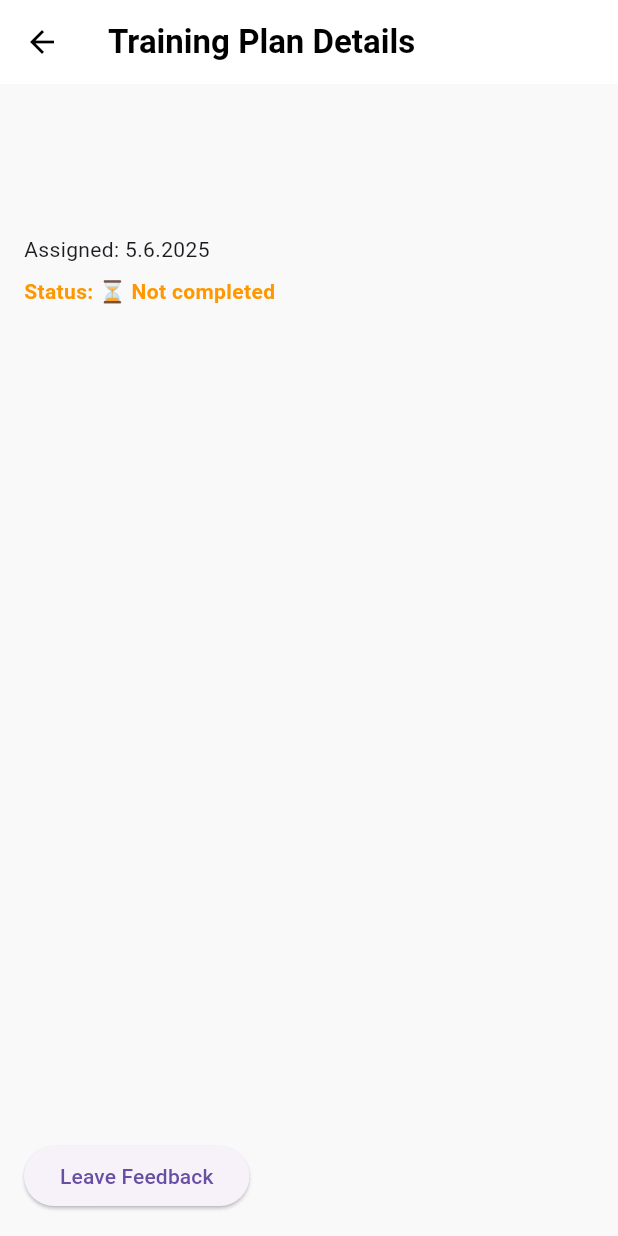
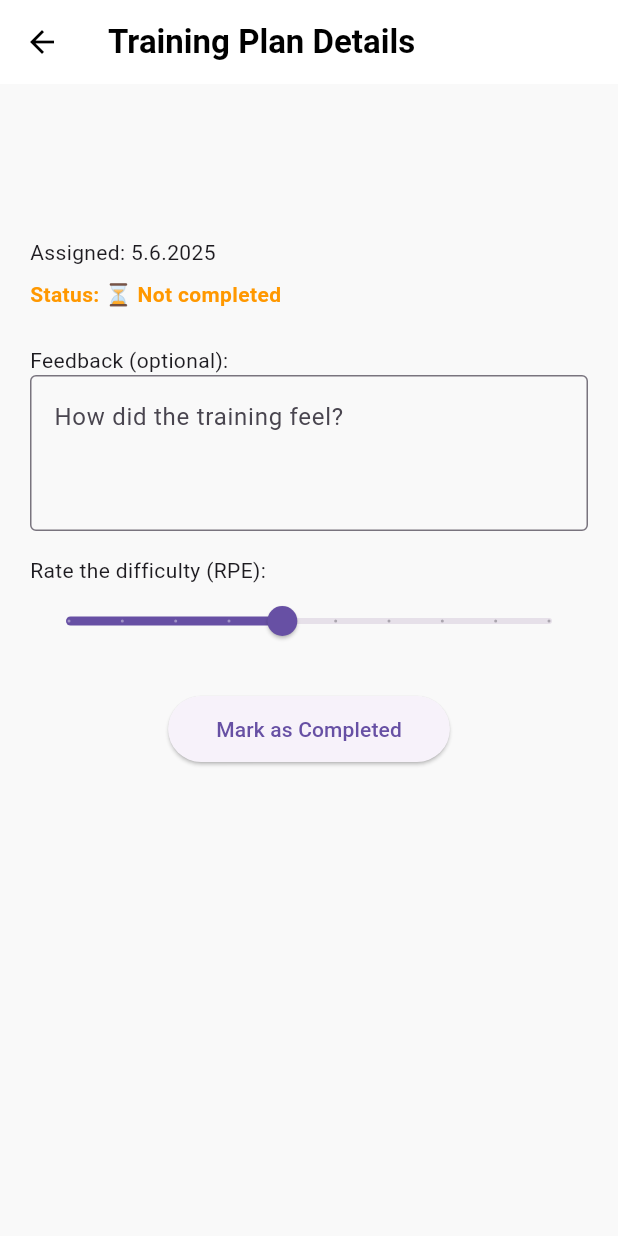
Before and after one commit to Zivadinhoo/SyncRun, a Flutter app: the TrainingDayScreen screen opened directly with empty values, on a phone screen of 412 x 824 dp. Run offline on Flutter 3.47's test engine with Material 3 defaults, Android fonts, the phone set to English and light mode, and no system bars; our stand-ins replace flutter_riverpod, flutter_secure_storage, shared_preferences; accounts and stored records are empty; network calls fail.

Commit message:
🎯 Frontend update: training completion + refresh logic

```diff
--- a/frontend/lib/features/athelete/screens/training_day_screen.dart
+++ b/frontend/lib/features/athelete/screens/training_day_screen.dart
@@ -1,10 +1,15 @@
+import 'dart:convert';
+
 import 'package:flutter/material.dart';
+import 'package:frontend/features/athelete/services/assigned_plans_service.dart';
+import 'package:intl/intl.dart';
 
-class TrainingDayScreen extends StatelessWidget {
+class TrainingDayScreen extends StatefulWidget {
   final String planName;
   final String planDescription;
   final DateTime assignedAt;
   final bool isCompleted;
+  final int assignedPlanId;
 
   const TrainingDayScreen({
     super.key,
@@ -12,37 +17,82 @@ class TrainingDayScreen extends StatelessWidget {
     required this.planDescription,
     required this.assignedAt,
     required this.isCompleted,
+    required this.assignedPlanId,
   });
 
   @override
+  State<TrainingDayScreen> createState() =>
+      _TrainingDayScreenState();
+}
+
+class _TrainingDayScreenState
+    extends State<TrainingDayScreen> {
+  bool isCompleted = false;
+  final TextEditingController _feedbackController =
+      TextEditingController();
+  double rpe = 5;
+
+  @override
+  void initState() {
+    super.initState();
+    isCompleted = widget.isCompleted;
+  }
+
+  void _markAsCompleted() async {
+    setState(() {});
+
+    try {
+      final response = await AssignedPlansService()
+          .updateAssignedPlan(
+            id: widget.assignedPlanId,
+            isCompleted: true,
+            rpe: rpe,
+            feedback: _feedbackController.text,
+          );
+
+      if (response.statusCode == 200) {
+        final updatedPlan = jsonDecode(response.body);
+        setState(() {
+          isCompleted = updatedPlan['isCompleted'] ?? true;
+          _feedbackController.text =
+              updatedPlan['feedback'] ?? '';
+          rpe = (updatedPlan['rpe'] ?? 5).toDouble();
+        });
+      }
+    } catch (e) {
+      print("❌ Error updating training: $e");
+    }
+  }
+
+  @override
   Widget build(BuildContext context) {
+    final dateStr = DateFormat(
+      'd.M.y',
+    ).format(widget.assignedAt);
+
     return Scaffold(
       appBar: AppBar(
         title: const Text("Training Plan Details"),
       ),
-      body: Padding(
-        padding: const EdgeInsets.all(16),
+      body: SingleChildScrollView(
+        padding: const EdgeInsets.all(20),
         child: Column(
           crossAxisAlignment: CrossAxisAlignment.start,
           children: [
             Text(
-              planName,
+              widget.planName,
               style: const TextStyle(
                 fontSize: 22,
                 fontWeight: FontWeight.bold,
               ),
             ),
-            const SizedBox(height: 12),
-            Text(planDescription),
+            const SizedBox(height: 10),
+            Text(widget.planDescription),
             const SizedBox(height: 20),
-            Text(
-              "Assigned: ${assignedAt.day}.${assignedAt.month}.${assignedAt.year}",
-            ),
+            Text("Assigned: $dateStr"),
             const SizedBox(height: 8),
             Text(
-              isCompleted
-                  ? "Status: ✅ Completed"
-                  : "Status: ⏳ Not completed",
+              "Status: ${isCompleted ? "✅ Completed" : "⏳ Not completed"}",
               style: TextStyle(
                 color:
                     isCompleted
@@ -51,13 +101,53 @@ class TrainingDayScreen extends StatelessWidget {
                 fontWeight: FontWeight.bold,
               ),
             ),
-            const Spacer(),
-            ElevatedButton(
-              onPressed: () {
-                // Ovde može ići feedback dugme kasnije
-              },
-              child: const Text("Leave Feedback"),
-            ),
+            const SizedBox(height: 24),
+
+            if (!isCompleted) ...[
+              const Text("Feedback (optional):"),
+              TextField(
+                controller: _feedbackController,
+                maxLines: 3,
+                decoration: const InputDecoration(
+                  hintText: "How did the training feel?",
+                  border: OutlineInputBorder(),
+                ),
+              ),
+              const SizedBox(height: 16),
+              const Text("Rate the difficulty (RPE):"),
+              Slider(
+                value: rpe,
+                min: 1,
+                max: 10,
+                divisions: 9,
+                label: rpe.toStringAsFixed(0),
+                onChanged: (value) {
+                  setState(() {
+                    rpe = value;
+                  });
+                },
+              ),
+              const SizedBox(height: 24),
+              Center(
+                child: ElevatedButton(
+                  onPressed: _markAsCompleted,
+                  style: ElevatedButton.styleFrom(
+                    padding: const EdgeInsets.symmetric(
+                      horizontal: 32,
+                      vertical: 12,
+                    ),
+                  ),
+                  child: const Text("Mark as Completed"),
+                ),
+              ),
+            ] else ...[
+              const Text("✅ Training completed!"),
+              const SizedBox(height: 12),
+              Text(
+                "Your Feedback: ${_feedbackController.text.isEmpty ? "No feedback provided." : _feedbackController.text}",
+              ),
+              Text("RPE: ${rpe.toStringAsFixed(0)}"),
+            ],
           ],
         ),
       ),
```
Also changed, not shown: frontend/lib/features/athelete/providers/assigned_plans_provider.dart (+10 -5 lines), frontend/lib/features/athelete/screens/athlete_dashboard_screen.dart (+19 -5 lines), frontend/lib/features/athelete/screens/athlete_main_screen.dart (+8 -3 lines), frontend/lib/features/athelete/services/assigned_plans_service.dart (+25 -1 lines).
